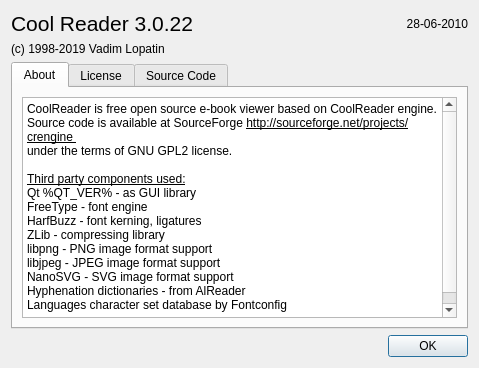
Qt form cr3qt/src/aboutdlg.ui (buggins/coolreader) before a commit.
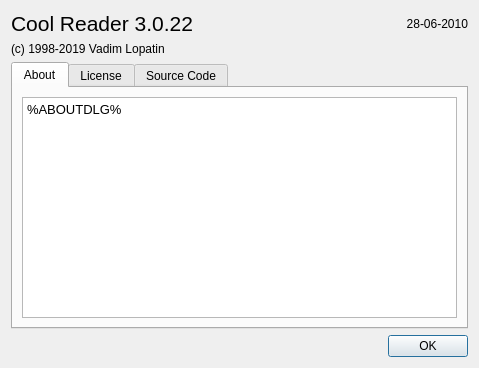
The same form after that commit.

Commit message: With the permission of the authors of the project, the wording of the license has been changed to a clear "GPLv2 or later" in Qt Desktop GUI. The about dialog is slightly changed: the phrases of the translation are simplified.

Diff of the .ui file:
```diff
--- a/cr3qt/src/aboutdlg.ui
+++ b/cr3qt/src/aboutdlg.ui
@@ -65,25 +65,14 @@
             <string>About Cool Reader</string>
            </property>
            <property name="html">
-            <string>&lt;!DOCTYPE HTML PUBLIC &quot;-//W3C//DTD HTML 4.0//EN&quot; &quot;http://www.w3.org/TR/REC-html40/strict.dtd&quot;&gt;
+            <string notr="true">&lt;!DOCTYPE HTML PUBLIC &quot;-//W3C//DTD HTML 4.0//EN&quot; &quot;http://www.w3.org/TR/REC-html40/strict.dtd&quot;&gt;
 &lt;html&gt;&lt;head&gt;&lt;meta name=&quot;qrichtext&quot; content=&quot;1&quot; /&gt;&lt;style type=&quot;text/css&quot;&gt;
 p, li { white-space: pre-wrap; }
 &lt;/style&gt;&lt;/head&gt;&lt;body style=&quot; font-family:'Noto Sans'; font-size:10pt; font-weight:400; font-style:normal;&quot;&gt;
-&lt;p style=&quot; margin-top:0px; margin-bottom:0px; margin-left:0px; margin-right:0px; -qt-block-indent:0; text-indent:0px;&quot;&gt;&lt;span style=&quot; font-family:'DejaVu Sans'; font-size:9pt;&quot;&gt;CoolReader is free open source e-book viewer based on CoolReader engine.&lt;/span&gt;&lt;/p&gt;
-&lt;p style=&quot; margin-top:0px; margin-bottom:0px; margin-left:0px; margin-right:0px; -qt-block-indent:0; text-indent:0px;&quot;&gt;&lt;span style=&quot; font-family:'DejaVu Sans'; font-size:9pt;&quot;&gt;Source code is available at SourceForge &lt;/span&gt;&lt;span style=&quot; font-family:'DejaVu Sans'; font-size:9pt; text-decoration: underline;&quot;&gt;http://sourceforge.net/projects/crengine &lt;/span&gt;&lt;/p&gt;
-&lt;p style=&quot; margin-top:0px; margin-bottom:0px; margin-left:0px; margin-right:0px; -qt-block-indent:0; text-indent:0px;&quot;&gt;&lt;span style=&quot; font-family:'DejaVu Sans'; font-size:9pt;&quot;&gt;under the terms of GNU GPL2 license.&lt;/span&gt;&lt;/p&gt;
-&lt;p style=&quot;-qt-paragraph-type:empty; margin-top:0px; margin-bottom:0px; margin-left:0px; margin-right:0px; -qt-block-indent:0; text-indent:0px; font-family:'DejaVu Sans'; font-size:9pt;&quot;&gt;&lt;br /&gt;&lt;/p&gt;
-&lt;p style=&quot; margin-top:0px; margin-bottom:0px; margin-left:0px; margin-right:0px; -qt-block-indent:0; text-indent:0px;&quot;&gt;&lt;span style=&quot; font-family:'DejaVu Sans'; font-size:9pt; text-decoration: underline;&quot;&gt;Third party components used:&lt;/span&gt;&lt;/p&gt;
-&lt;p style=&quot; margin-top:0px; margin-bottom:0px; margin-left:0px; margin-right:0px; -qt-block-indent:0; text-indent:0px;&quot;&gt;&lt;span style=&quot; font-family:'DejaVu Sans'; font-size:9pt;&quot;&gt;Qt %QT_VER% - as GUI library&lt;/span&gt;&lt;/p&gt;
-&lt;p style=&quot; margin-top:0px; margin-bottom:0px; margin-left:0px; margin-right:0px; -qt-block-indent:0; text-indent:0px;&quot;&gt;&lt;span style=&quot; font-family:'DejaVu Sans'; font-size:9pt;&quot;&gt;FreeType - font engine&lt;/span&gt;&lt;/p&gt;
-&lt;p style=&quot; margin-top:0px; margin-bottom:0px; margin-left:0px; margin-right:0px; -qt-block-indent:0; text-indent:0px;&quot;&gt;&lt;span style=&quot; font-family:'DejaVu Sans'; font-size:9pt;&quot;&gt;HarfBuzz - font kerning, ligatures&lt;/span&gt;&lt;/p&gt;
-&lt;p style=&quot; margin-top:0px; margin-bottom:0px; margin-left:0px; margin-right:0px; -qt-block-indent:0; text-indent:0px;&quot;&gt;&lt;span style=&quot; font-family:'DejaVu Sans'; font-size:9pt;&quot;&gt;ZLib - compressing library&lt;/span&gt;&lt;/p&gt;
-&lt;p style=&quot; margin-top:0px; margin-bottom:0px; margin-left:0px; margin-right:0px; -qt-block-indent:0; text-indent:0px;&quot;&gt;&lt;span style=&quot; font-family:'DejaVu Sans'; font-size:9pt;&quot;&gt;libpng - PNG image format support&lt;/span&gt;&lt;/p&gt;
-&lt;p style=&quot; margin-top:0px; margin-bottom:0px; margin-left:0px; margin-right:0px; -qt-block-indent:0; text-indent:0px;&quot;&gt;&lt;span style=&quot; font-family:'DejaVu Sans'; font-size:9pt;&quot;&gt;libjpeg - JPEG image format support&lt;/span&gt;&lt;/p&gt;
-&lt;p style=&quot; margin-top:0px; margin-bottom:0px; margin-left:0px; margin-right:0px; -qt-block-indent:0; text-indent:0px;&quot;&gt;&lt;span style=&quot; font-size:9pt;&quot;&gt;NanoSVG - SVG image format support&lt;/span&gt;&lt;/p&gt;
-&lt;p style=&quot; margin-top:0px; margin-bottom:0px; margin-left:0px; margin-right:0px; -qt-block-indent:0; text-indent:0px;&quot;&gt;&lt;span style=&quot; font-family:'DejaVu Sans'; font-size:9pt;&quot;&gt;Hyphenation dictionaries - from AlReader&lt;/span&gt;&lt;/p&gt;
-&lt;p style=&quot; margin-top:0px; margin-bottom:0px; margin-left:0px; margin-right:0px; -qt-block-indent:0; text-indent:0px;&quot;&gt;&lt;span style=&quot; font-family:'DejaVu Sans'; font-size:9pt;&quot;&gt;Languages character set database by Fontconfig&lt;/span&gt;&lt;/p&gt;
-&lt;p style=&quot;-qt-paragraph-type:empty; margin-top:0px; margin-bottom:0px; margin-left:0px; margin-right:0px; -qt-block-indent:0; text-indent:0px; font-family:'DejaVu Sans'; font-size:9pt;&quot;&gt;&lt;br /&gt;&lt;/p&gt;&lt;/body&gt;&lt;/html&gt;</string>
+&lt;p style=&quot; margin-top:6px; margin-bottom:6px; margin-left:0px; margin-right:0px; -qt-block-indent:0; text-indent:0px;&quot;&gt;%ABOUTDLG%&lt;/p&gt;&lt;/body&gt;&lt;/html&gt;</string>
+           </property>
+           <property name="openExternalLinks">
+            <bool>true</bool>
            </property>
           </widget>
          </item>
```
Left out of the diff: 14 changed lines with no effect on the pictures. The commit also changes 4 other files.
